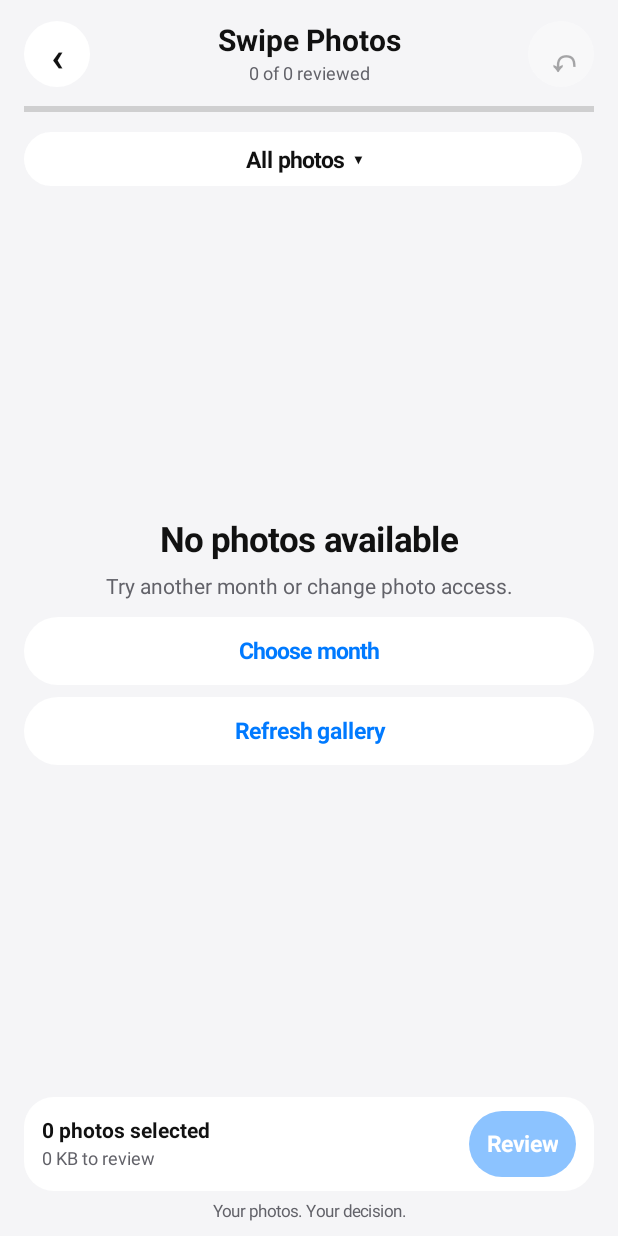
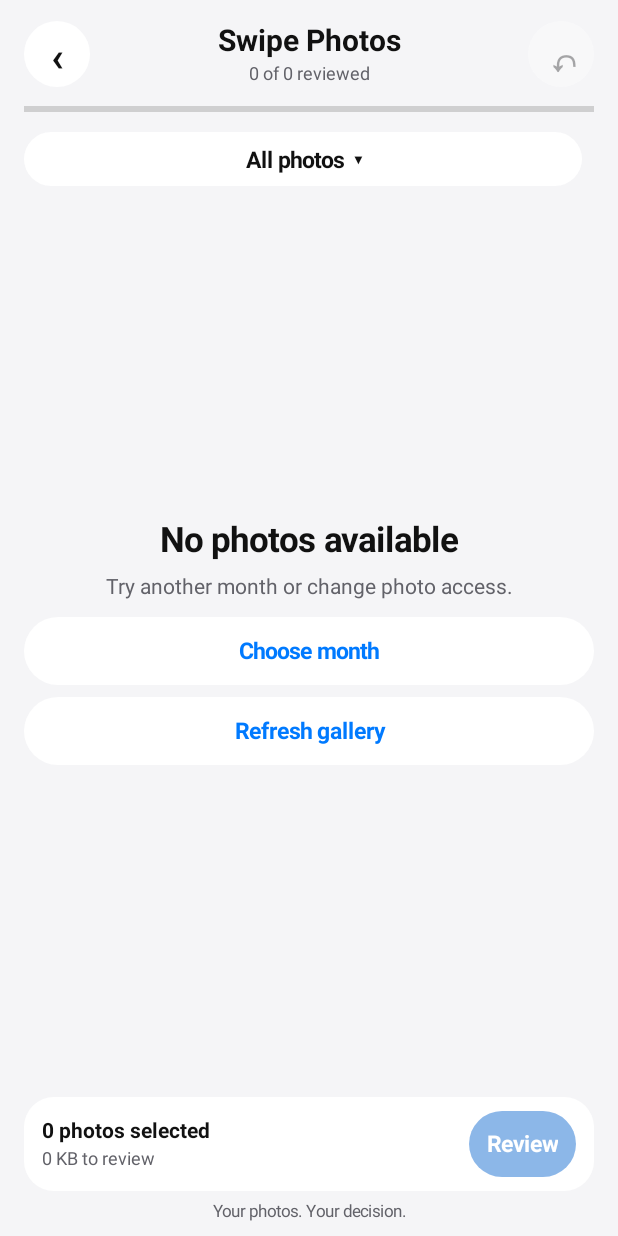
Before and after one commit to helloskyorigin/Clenova, an Android app: the SwipePhotosActivity screen opened directly, with no data from a screen before it, on a phone screen of 412 x 824 dp. Run offline under Robolectric (Android 15) with nearby library versions, the phone set to English and light mode, and no system bars.

Commit message:
Phase 56: apply shared CTA contrast to Swipe Photos

```diff
--- a/app/src/main/java/com/clenova/app/SwipePhotosActivity.java
+++ b/app/src/main/java/com/clenova/app/SwipePhotosActivity.java
@@ -67,7 +67,7 @@ public final class SwipePhotosActivity extends Activity {
     private void gap(LinearLayout p,int n){add(p,new View(this),dp(n),dp(n));}
     private TextView label(String s,int size,int color,boolean bold){TextView t=new TextView(this);t.setText(tr(s));t.setTextSize(size);t.setTextColor(color);t.setIncludeFontPadding(false);t.setTypeface(Typeface.create("sans-serif",bold?Typeface.BOLD:Typeface.NORMAL));return t;}
     private TextView button(String s,int color,int fill,Runnable action){
-        TextView t=label(s,15,color,true);t.setGravity(Gravity.CENTER);t.setBackground(rounded(fill,26));t.setPadding(dp(12),dp(8),dp(12),dp(8));
+        TextView t=label(s,15,color,true);t.setGravity(Gravity.CENTER);t.setBackground(rounded(UiPolish.buttonFill(fill,color),26));t.setPadding(dp(12),dp(8),dp(12),dp(8));
         t.setClickable(true);t.setFocusable(true);t.setOnClickListener(v->action.run());return t;
     }
     private LinearLayout root(){LinearLayout l=col();l.setBackgroundColor(bg);l.setPadding(dp(16),dp(10),dp(16),dp(10));return l;}
```
